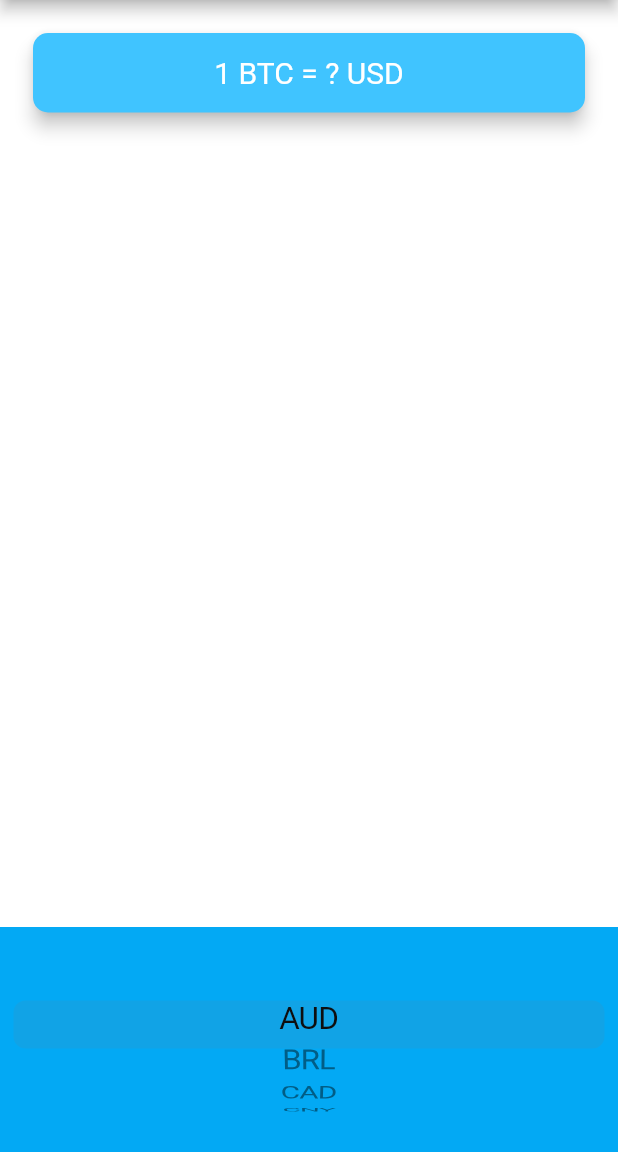
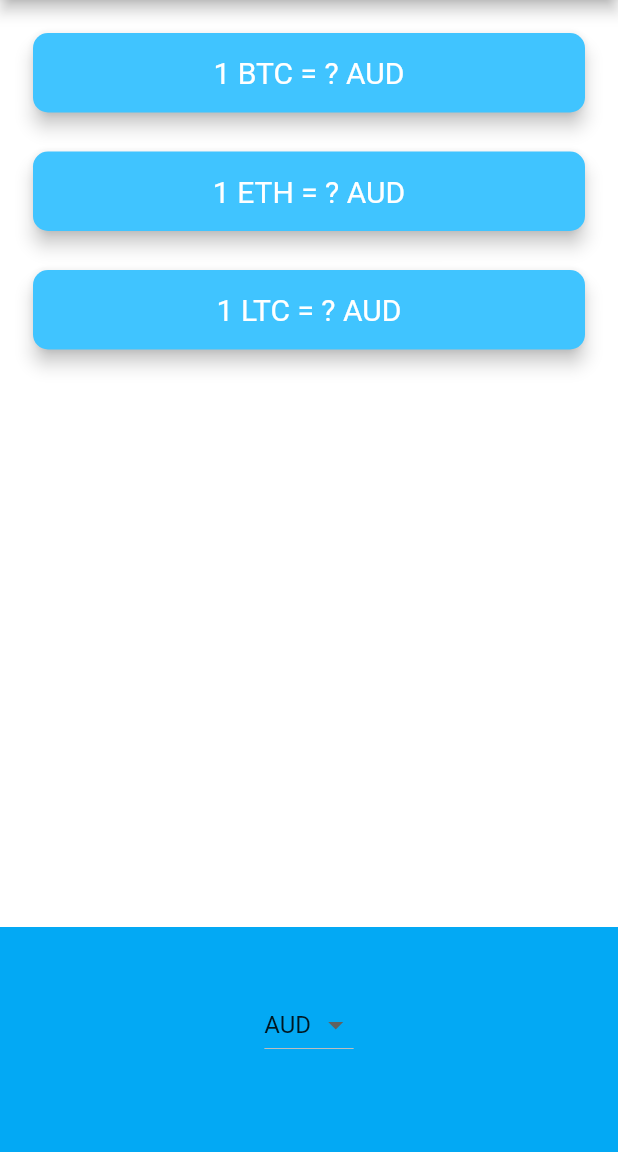
Before and after one commit to DenyAnwar/bitcoin_ticker, a Flutter app: the screen it shows after launch, on a phone screen of 412 x 824 dp, the part 84-1236 px from its top. Run offline on Flutter 3.47's test engine with Material 2 defaults, Android fonts, the phone set to English and light mode, and no system bars; network calls fail.

Commit message:
add show ticker btc to fiat currency, eth to fiat currency, and lth to fiat currency

```diff
--- a/lib/price_screen.dart
+++ b/lib/price_screen.dart
@@ -1,6 +1,7 @@
 import 'package:flutter/material.dart';
 import 'package:flutter/cupertino.dart';
 import 'package:bitcoin_ticker/coin_data.dart';
+import 'dart:io' show Platform;
 
 class PriceScreen extends StatefulWidget {
   const PriceScreen({Key? key}) : super(key: key);
@@ -10,9 +11,9 @@ class PriceScreen extends StatefulWidget {
 }
 
 class _PriceScreenState extends State<PriceScreen> {
-  String selectedCurrency = 'USD';
+  String selectedCurrency = 'AUD';
 
-  List<DropdownMenuItem<String>> getDropdownItems() {
+  DropdownButton<String> androidDropdown() {
     List<DropdownMenuItem<String>> dropdownItems = [];
     for (String currency in currenciesList) {
       var newItem = DropdownMenuItem(
@@ -22,16 +23,80 @@ class _PriceScreenState extends State<PriceScreen> {
       dropdownItems.add(newItem);
     }
 
-    return dropdownItems;
+    return DropdownButton<String>(
+      value: selectedCurrency,
+      items: dropdownItems,
+      onChanged: (value) {
+        setState(() {
+          selectedCurrency = value!;
+          getData();
+        });
+      },
+    );
   }
 
-  List<Text> getPickerItems() {
+  CupertinoPicker iOSPicker() {
     List<Text> pickerItems = [];
     for (String currency in currenciesList) {
       pickerItems.add(Text(currency));
     }
 
-    return pickerItems;
+    return CupertinoPicker(
+      backgroundColor: Colors.lightBlue,
+      itemExtent: 32.0,
+      onSelectedItemChanged: (selectedIndex) {
+        print(selectedIndex);
+        setState(() {
+          selectedCurrency = currenciesList[selectedIndex];
+          getData();
+        });
+      },
+      children: pickerItems,
+    );
+  }
+
+  Map<String, String> coinValues = {};
+  bool isWaiting = false;
+
+  // Create an async method here await the coin data from coin_data.dart
+  void getData() async {
+    isWaiting = true;
+    try {
+      var data = await CoinData().getCoinData(selectedCurrency);
+      isWaiting = false;
+      setState(() {
+        coinValues = data;
+      });
+    } catch (e) {
+      print(e);
+    }
+  }
+
+  @override
+  void initState() {
+    super.initState();
+    // Call getData() when the screen loads up.
+    // I cannot call CoinData().getCoinData() directly here because cannot
+    // make initState() aync.
+    getData();
+  }
+
+  Column makeCards() {
+    List<CryptoCard> cryptoCards = [];
+    for (String crypto in cryptoList) {
+      cryptoCards.add(
+        CryptoCard(
+          cryptoCurrency: crypto,
+          selectedCurrency: selectedCurrency,
+          value: isWaiting ? '?' : coinValues[crypto].toString(),
+        ),
+      );
+    }
+
+    return Column(
+      crossAxisAlignment: CrossAxisAlignment.stretch,
+      children: cryptoCards,
+    );
   }
 
   @override
@@ -44,37 +109,13 @@ class _PriceScreenState extends State<PriceScreen> {
         mainAxisAlignment: MainAxisAlignment.spaceBetween,
         crossAxisAlignment: CrossAxisAlignment.stretch,
         children: <Widget>[
-          Padding(
-            padding: EdgeInsets.fromLTRB(18.0, 18.0, 18.0, 0),
-            child: Card(
-              color: Colors.lightBlueAccent,
-              elevation: 5.0,
-              shape: RoundedRectangleBorder(
-                borderRadius: BorderRadius.circular(10.0),
-              ),
-              child: Padding(
-                padding: EdgeInsets.symmetric(vertical: 15.0, horizontal: 20.0),
-                child: Text(
-                  '1 BTC = ? USD',
-                  textAlign: TextAlign.center,
-                  style: TextStyle(fontSize: 20.0, color: Colors.white),
-                ),
-              ),
-            ),
-          ),
+          makeCards(),
           Container(
             height: 150.0,
             alignment: Alignment.center,
             padding: EdgeInsets.only(bottom: 20.0),
             color: Colors.lightBlue,
-            child: CupertinoPicker(
-              backgroundColor: Colors.lightBlue,
-              itemExtent: 32.0,
-              onSelectedItemChanged: (selectedIndex) {
-                print(selectedIndex);
-              },
-              children: getPickerItems(),
-            ),
+            child: Platform.isAndroid ? androidDropdown() : iOSPicker(),
           ),
         ],
       ),
@@ -82,11 +123,39 @@ class _PriceScreenState extends State<PriceScreen> {
   }
 }
 
-// DropdownButton<String>(
-// value: selectedCurrency,
-// items: getDropdownItems(),
-// onChanged: (value) {
-// setState(() {
-// selectedCurrency = value!;
-// });
-// },
+class CryptoCard extends StatelessWidget {
+  const CryptoCard({
+    required this.value,
+    required this.selectedCurrency,
+    required this.cryptoCurrency,
+  });
+
+  final String value;
+  final String selectedCurrency;
+  final String cryptoCurrency;
+
+  @override
+  Widget build(BuildContext context) {
+    return Padding(
+      padding: EdgeInsets.fromLTRB(18.0, 18.0, 18.0, 0),
+      child: Card(
+        color: Colors.lightBlueAccent,
+        elevation: 5.0,
+        shape: RoundedRectangleBorder(
+          borderRadius: BorderRadius.circular(10.0),
+        ),
+        child: Padding(
+          padding: EdgeInsets.symmetric(vertical: 15.0, horizontal: 28.0),
+          child: Text(
+            '1 $cryptoCurrency = $value $selectedCurrency',
+            textAlign: TextAlign.center,
+            style: TextStyle(
+              fontSize: 20.0,
+              color: Colors.white,
+            ),
+          ),
+        ),
+      ),
+    );
+  }
+}
--- a/pubspec.yaml
+++ b/pubspec.yaml
@@ -35,6 +35,7 @@ dependencies:
   # The following adds the Cupertino Icons font to your application.
   # Use with the CupertinoIcons class for iOS style icons.
   cupertino_icons: ^1.0.2
+  http: ^0.12.0+2
 
 dev_dependencies:
   flutter_test:
```
Also changed, not shown: lib/coin_data.dart (+28 -1 lines), pubspec.lock.
